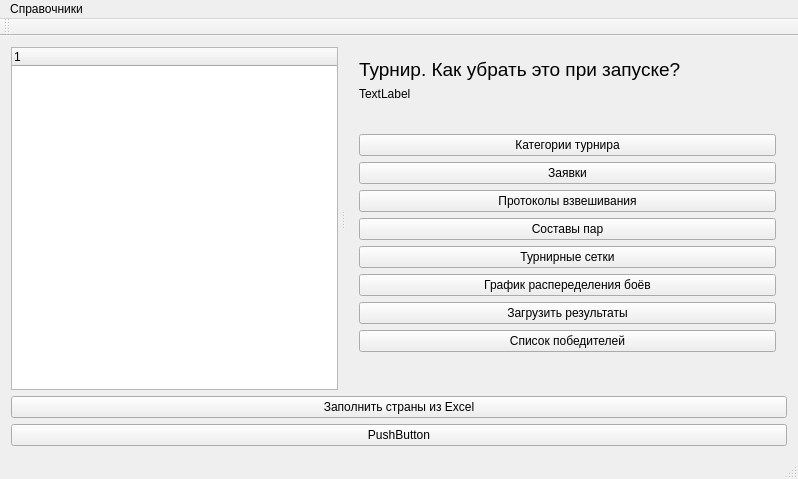
Before: the Qt Designer form TournamentManager/mainwindow.ui in BarsukAlexey/xelarogi, drawn with Qt 5.
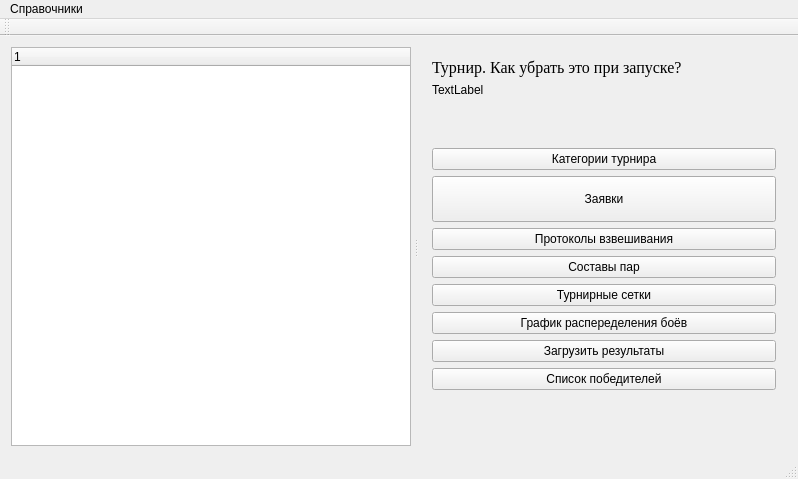
After: the same form once the commit is applied. The open tabs and pages were chosen to show the change.

```diff
--- a/TournamentManager/mainwindow.ui
+++ b/TournamentManager/mainwindow.ui
@@ -75,7 +75,7 @@
       <widget class="QStackedWidget" name="stackedWidget">
        <property name="minimumSize">
         <size>
-         <width>200</width>
+         <width>0</width>
          <height>0</height>
         </size>
        </property>
@@ -135,7 +135,8 @@
           <widget class="QLabel" name="tournamentLabel">
            <property name="font">
             <font>
-             <pointsize>14</pointsize>
+             <family>Times New Roman</family>
+             <pointsize>12</pointsize>
              <weight>50</weight>
              <bold>false</bold>
             </font>
@@ -143,6 +144,9 @@
            <property name="text">
             <string>Турнир. Как убрать это при запуске?</string>
            </property>
+           <property name="wordWrap">
+            <bool>true</bool>
+           </property>
           </widget>
          </item>
          <item row="1" column="0">
@@ -252,20 +256,6 @@
       </widget>
      </widget>
     </item>
-    <item>
-     <widget class="QPushButton" name="btnExcel">
-      <property name="text">
-       <string>Заполнить страны из Excel</string>
-      </property>
-     </widget>
-    </item>
-    <item>
-     <widget class="QPushButton" name="pushButton">
-      <property name="text">
-       <string>PushButton</string>
-      </property>
-     </widget>
-    </item>
    </layout>
   </widget>
   <widget class="QMenuBar" name="menuBar">
```
